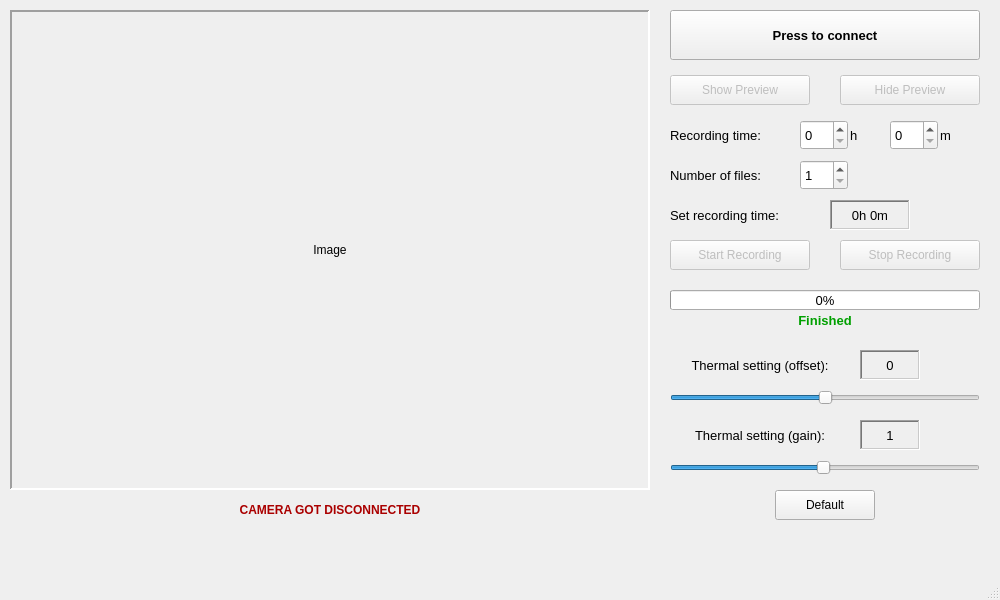
First picture: the form in sleepmonitormain.ui, repository Schmidt9898/qt_sleepmonitor, before the edit.
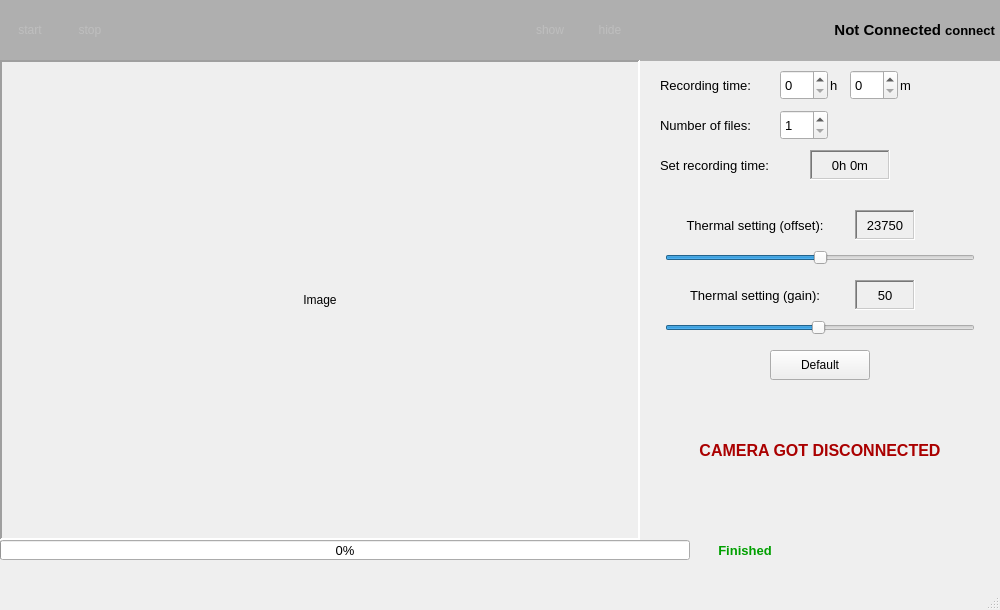
Second picture: the form after the edit.

```diff
--- a/sleepmonitormain.ui
+++ b/sleepmonitormain.ui
@@ -13,7 +13,7 @@
     <x>0</x>
     <y>0</y>
     <width>1000</width>
-    <height>600</height>
+    <height>610</height>
    </rect>
   </property>
   <property name="sizePolicy">
@@ -25,13 +25,13 @@
   <property name="minimumSize">
    <size>
     <width>1000</width>
-    <height>600</height>
+    <height>0</height>
    </size>
   </property>
   <property name="maximumSize">
    <size>
     <width>1000</width>
-    <height>600</height>
+    <height>16777215</height>
    </size>
   </property>
   <property name="contextMenuPolicy">
@@ -50,10 +50,10 @@
     </property>
     <property name="geometry">
      <rect>
-      <x>670</x>
-      <y>240</y>
-      <width>140</width>
-      <height>30</height>
+      <x>0</x>
+      <y>0</y>
+      <width>60</width>
+      <height>60</height>
      </rect>
     </property>
     <property name="font">
@@ -62,7 +62,16 @@
      </font>
     </property>
     <property name="text">
-     <string>Start Recording</string>
+     <string>start</string>
+    </property>
+    <property name="iconSize">
+     <size>
+      <width>50</width>
+      <height>50</height>
+     </size>
+    </property>
+    <property name="flat">
+     <bool>true</bool>
     </property>
    </widget>
    <widget class="QPushButton" name="stopRecordingButton">
@@ -71,10 +80,10 @@
     </property>
     <property name="geometry">
      <rect>
-      <x>840</x>
-      <y>240</y>
-      <width>140</width>
-      <height>30</height>
+      <x>60</x>
+      <y>0</y>
+      <width>60</width>
+      <height>60</height>
      </rect>
     </property>
     <property name="font">
@@ -83,7 +92,16 @@
      </font>
     </property>
     <property name="text">
-     <string>Stop Recording</string>
+     <string>stop</string>
+    </property>
+    <property name="iconSize">
+     <size>
+      <width>50</width>
+      <height>50</height>
+     </size>
+    </property>
+    <property name="flat">
+     <bool>true</bool>
     </property>
    </widget>
    <widget class="QPushButton" name="showPreviewButton">
@@ -92,10 +110,10 @@
     </property>
     <property name="geometry">
      <rect>
-      <x>670</x>
-      <y>75</y>
-      <width>140</width>
-      <height>30</height>
+      <x>520</x>
+      <y>0</y>
+      <width>60</width>
+      <height>60</height>
      </rect>
     </property>
     <property name="font">
@@ -104,7 +122,16 @@
      </font>
     </property>
     <property name="text">
-     <string>Show Preview</string>
+     <string>show</string>
+    </property>
+    <property name="iconSize">
+     <size>
+      <width>50</width>
+      <height>50</height>
+     </size>
+    </property>
+    <property name="flat">
+     <bool>true</bool>
     </property>
    </widget>
    <widget class="QPushButton" name="hidePreviewButton">
@@ -113,10 +140,10 @@
     </property>
     <property name="geometry">
      <rect>
-      <x>840</x>
-      <y>75</y>
-      <width>140</width>
-      <height>30</height>
+      <x>580</x>
+      <y>0</y>
+      <width>60</width>
+      <height>60</height>
      </rect>
     </property>
     <property name="font">
@@ -125,14 +152,23 @@
      </font>
     </property>
     <property name="text">
-     <string>Hide Preview</string>
+     <string>hide</string>
+    </property>
+    <property name="iconSize">
+     <size>
+      <width>50</width>
+      <height>50</height>
+     </size>
+    </property>
+    <property name="flat">
+     <bool>true</bool>
     </property>
    </widget>
    <widget class="QSlider" name="offsetSlider">
     <property name="geometry">
      <rect>
-      <x>670</x>
-      <y>385</y>
+      <x>665</x>
+      <y>245</y>
       <width>310</width>
       <height>25</height>
      </rect>
@@ -158,8 +194,8 @@
    <widget class="QLabel" name="offsetLabel">
     <property name="geometry">
      <rect>
-      <x>670</x>
-      <y>350</y>
+      <x>665</x>
+      <y>210</y>
       <width>180</width>
       <height>30</height>
      </rect>
@@ -180,8 +216,8 @@
    <widget class="QSlider" name="gainSlider">
     <property name="geometry">
      <rect>
-      <x>670</x>
-      <y>455</y>
+      <x>665</x>
+      <y>315</y>
       <width>310</width>
       <height>25</height>
      </rect>
@@ -207,8 +243,8 @@
    <widget class="QLabel" name="gainLabel">
     <property name="geometry">
      <rect>
-      <x>670</x>
-      <y>420</y>
+      <x>665</x>
+      <y>280</y>
       <width>180</width>
       <height>30</height>
      </rect>
@@ -235,9 +271,9 @@
     </property>
     <property name="geometry">
      <rect>
-      <x>670</x>
-      <y>290</y>
-      <width>310</width>
+      <x>0</x>
+      <y>540</y>
+      <width>690</width>
       <height>20</height>
      </rect>
     </property>
@@ -263,8 +299,8 @@
    <widget class="QSpinBox" name="recordTimeHour">
     <property name="geometry">
      <rect>
-      <x>800</x>
-      <y>120</y>
+      <x>780</x>
+      <y>70</y>
       <width>48</width>
       <height>30</height>
      </rect>
@@ -279,8 +315,8 @@
    <widget class="QSpinBox" name="recordTimeMin">
     <property name="geometry">
      <rect>
-      <x>890</x>
-      <y>120</y>
+      <x>850</x>
+      <y>70</y>
       <width>48</width>
       <height>30</height>
      </rect>
@@ -298,8 +334,8 @@
    <widget class="QLabel" name="hourLabel">
     <property name="geometry">
      <rect>
-      <x>850</x>
-      <y>120</y>
+      <x>830</x>
+      <y>70</y>
       <width>20</width>
       <height>30</height>
      </rect>
@@ -317,8 +353,8 @@
    <widget class="QLabel" name="minuteLabel">
     <property name="geometry">
      <rect>
-      <x>940</x>
-      <y>120</y>
+      <x>900</x>
+      <y>70</y>
       <width>20</width>
       <height>30</height>
      </rect>
@@ -333,31 +369,11 @@
      <string>m</string>
     </property>
    </widget>
-   <widget class="QPushButton" name="connectButton">
-    <property name="geometry">
-     <rect>
-      <x>670</x>
-      <y>10</y>
-      <width>310</width>
-      <height>50</height>
-     </rect>
-    </property>
-    <property name="font">
-     <font>
-      <family>Arial</family>
-      <pointsize>10</pointsize>
-      <bold>true</bold>
-     </font>
-    </property>
-    <property name="text">
-     <string>Press to connect</string>
-    </property>
-   </widget>
    <widget class="QLabel" name="recordTimeLabel">
     <property name="geometry">
      <rect>
-      <x>670</x>
-      <y>120</y>
+      <x>660</x>
+      <y>70</y>
       <width>120</width>
       <height>30</height>
      </rect>
@@ -375,8 +391,8 @@
    <widget class="QLabel" name="partsLabel">
     <property name="geometry">
      <rect>
-      <x>670</x>
-      <y>160</y>
+      <x>660</x>
+      <y>110</y>
       <width>120</width>
       <height>30</height>
      </rect>
@@ -394,8 +410,8 @@
    <widget class="QSpinBox" name="recordParts">
     <property name="geometry">
      <rect>
-      <x>800</x>
-      <y>160</y>
+      <x>780</x>
+      <y>110</y>
       <width>48</width>
       <height>30</height>
      </rect>
@@ -416,8 +432,8 @@
    <widget class="QLabel" name="setRecordTimeLabel">
     <property name="geometry">
      <rect>
-      <x>670</x>
-      <y>200</y>
+      <x>660</x>
+      <y>150</y>
       <width>150</width>
       <height>30</height>
      </rect>
@@ -435,8 +451,8 @@
    <widget class="QLabel" name="timeValueLabel">
     <property name="geometry">
      <rect>
-      <x>830</x>
-      <y>200</y>
+      <x>810</x>
+      <y>150</y>
       <width>80</width>
       <height>30</height>
      </rect>
@@ -461,27 +477,11 @@
      <set>Qt::AlignCenter</set>
     </property>
    </widget>
-   <widget class="QLabel" name="imageLabel">
-    <property name="geometry">
-     <rect>
-      <x>10</x>
-      <y>10</y>
-      <width>640</width>
-      <height>480</height>
-     </rect>
-    </property>
-    <property name="text">
-     <string>Image</string>
-    </property>
-    <property name="alignment">
-     <set>Qt::AlignCenter</set>
-    </property>
-   </widget>
    <widget class="QFrame" name="imageFrame">
     <property name="geometry">
      <rect>
-      <x>10</x>
-      <y>10</y>
+      <x>0</x>
+      <y>60</y>
       <width>640</width>
       <height>480</height>
      </rect>
@@ -501,12 +501,28 @@
     <property name="midLineWidth">
      <number>0</number>
     </property>
+    <widget class="QLabel" name="imageLabel">
+     <property name="geometry">
+      <rect>
+       <x>0</x>
+       <y>0</y>
+       <width>640</width>
+       <height>480</height>
+      </rect>
+     </property>
+     <property name="text">
+      <string>Image</string>
+     </property>
+     <property name="alignment">
+      <set>Qt::AlignCenter</set>
+     </property>
+    </widget>
    </widget>
    <widget class="QLabel" name="offsetValueLabel">
     <property name="geometry">
      <rect>
-      <x>860</x>
-      <y>350</y>
+      <x>855</x>
+      <y>210</y>
       <width>60</width>
       <height>30</height>
      </rect>
@@ -518,7 +534,7 @@
      </font>
     </property>
     <property name="text">
-     <string>0</string>
+     <string>23750</string>
     </property>
     <property name="alignment">
      <set>Qt::AlignCenter</set>
@@ -527,8 +543,8 @@
    <widget class="QLabel" name="gainValueLabel">
     <property name="geometry">
      <rect>
-      <x>860</x>
-      <y>420</y>
+      <x>855</x>
+      <y>280</y>
       <width>60</width>
       <height>30</height>
      </rect>
@@ -540,7 +556,7 @@
      </font>
     </property>
     <property name="text">
-     <string>1</string>
+     <string>50</string>
     </property>
     <property name="alignment">
      <set>Qt::AlignCenter</set>
@@ -549,8 +565,8 @@
    <widget class="QFrame" name="offsetFrame">
     <property name="geometry">
      <rect>
-      <x>860</x>
-      <y>350</y>
+      <x>855</x>
+      <y>210</y>
       <width>60</width>
       <height>30</height>
      </rect>
@@ -565,8 +581,8 @@
    <widget class="QFrame" name="gainFrame">
     <property name="geometry">
      <rect>
-      <x>860</x>
-      <y>420</y>
+      <x>855</x>
+      <y>280</y>
       <width>60</width>
       <height>30</height>
      </rect>
@@ -584,8 +600,8 @@
     </property>
     <property name="geometry">
      <rect>
-      <x>780</x>
-      <y>310</y>
+      <x>700</x>
+      <y>540</y>
       <width>90</width>
       <height>20</height>
      </rect>
@@ -610,8 +626,8 @@
    <widget class="QPushButton" name="defaultButton">
     <property name="geometry">
      <rect>
-      <x>775</x>
-      <y>490</y>
+      <x>770</x>
+      <y>350</y>
       <width>100</width>
       <height>30</height>
      </rect>
@@ -623,20 +639,27 @@
    <widget class="QLabel" name="disconnectedLabel">
     <property name="geometry">
      <rect>
-      <x>220</x>
-      <y>500</y>
-      <width>220</width>
-      <height>20</height>
+      <x>650</x>
+      <y>410</y>
+      <width>340</width>
+      <height>80</height>
      </rect>
     </property>
     <property name="font">
      <font>
+      <pointsize>12</pointsize>
       <bold>true</bold>
      </font>
     </property>
     <property name="styleSheet">
      <string notr="true">color: rgb(170, 0, 0);</string>
     </property>
+    <property name="frameShape">
+     <enum>QFrame::NoFrame</enum>
+    </property>
+    <property name="frameShadow">
+     <enum>QFrame::Plain</enum>
+    </property>
     <property name="text">
      <string>CAMERA GOT DISCONNECTED</string>
     </property>
@@ -644,6 +667,121 @@
      <set>Qt::AlignCenter</set>
     </property>
    </widget>
+   <widget class="QFrame" name="toolbarFrame">
+    <property name="geometry">
+     <rect>
+      <x>0</x>
+      <y>0</y>
+      <width>1001</width>
+      <height>61</height>
+     </rect>
+    </property>
+    <property name="styleSheet">
+     <string notr="true">background-color: rgb(175, 175, 175);</string>
+    </property>
+    <property name="frameShape">
+     <enum>QFrame::NoFrame</enum>
+    </property>
+    <property name="frameShadow">
+     <enum>QFrame::Plain</enum>
+    </property>
+    <widget class="QPushButton" name="connectButton">
+     <property name="geometry">
+      <rect>
+       <x>940</x>
+       <y>0</y>
+       <width>60</width>
+       <height>60</height>
+      </rect>
+     </property>
+     <property name="font">
+      <font>
+       <family>Arial</family>
+       <pointsize>10</pointsize>
+       <bold>true</bold>
+      </font>
+     </property>
+     <property name="text">
+      <string>connect</string>
+     </property>
+     <property name="iconSize">
+      <size>
+       <width>50</width>
+       <height>50</height>
+      </size>
+     </property>
+     <property name="checkable">
+      <bool>false</bool>
+     </property>
+     <property name="autoDefault">
+      <bool>false</bool>
+     </property>
+     <property name="default">
+      <bool>false</bool>
+     </property>
+     <property name="flat">
+      <bool>true</bool>
+     </property>
+    </widget>
+    <widget class="QLabel" name="connectionStateLabel">
+     <property name="geometry">
+      <rect>
+       <x>640</x>
+       <y>0</y>
+       <width>301</width>
+       <height>60</height>
+      </rect>
+     </property>
+     <property name="font">
+      <font>
+       <pointsize>11</pointsize>
+       <bold>true</bold>
+      </font>
+     </property>
+     <property name="text">
+      <string>Not Connected</string>
+     </property>
+     <property name="scaledContents">
+      <bool>false</bool>
+     </property>
+     <property name="alignment">
+      <set>Qt::AlignRight|Qt::AlignTrailing|Qt::AlignVCenter</set>
+     </property>
+     <property name="margin">
+      <number>10</number>
+     </property>
+     <property name="indent">
+      <number>0</number>
+     </property>
+    </widget>
+   </widget>
+   <zorder>toolbarFrame</zorder>
+   <zorder>startRecordingButton</zorder>
+   <zorder>stopRecordingButton</zorder>
+   <zorder>offsetSlider</zorder>
+   <zorder>offsetLabel</zorder>
+   <zorder>gainSlider</zorder>
+   <zorder>gainLabel</zorder>
+   <zorder>recordingProgressBar</zorder>
+   <zorder>recordTimeHour</zorder>
+   <zorder>recordTimeMin</zorder>
+   <zorder>hourLabel</zorder>
+   <zorder>minuteLabel</zorder>
+   <zorder>recordTimeLabel</zorder>
+   <zorder>partsLabel</zorder>
+   <zorder>recordParts</zorder>
+   <zorder>setRecordTimeLabel</zorder>
+   <zorder>timeValueLabel</zorder>
+   <zorder>imageFrame</zorder>
+   <zorder>offsetValueLabel</zorder>
+   <zorder>gainValueLabel</zorder>
+   <zorder>offsetFrame</zorder>
+   <zorder>gainFrame</zorder>
+   <zorder>recordingFinishedLabel</zorder>
+   <zorder>defaultButton</zorder>
+   <zorder>disconnectedLabel</zorder>
+   <zorder>showPreviewButton</zorder>
+   <zorder>hidePreviewButton</zorder>
   </widget>
   <widget class="QMenuBar" name="menubar">
    <property name="geometry">
```
